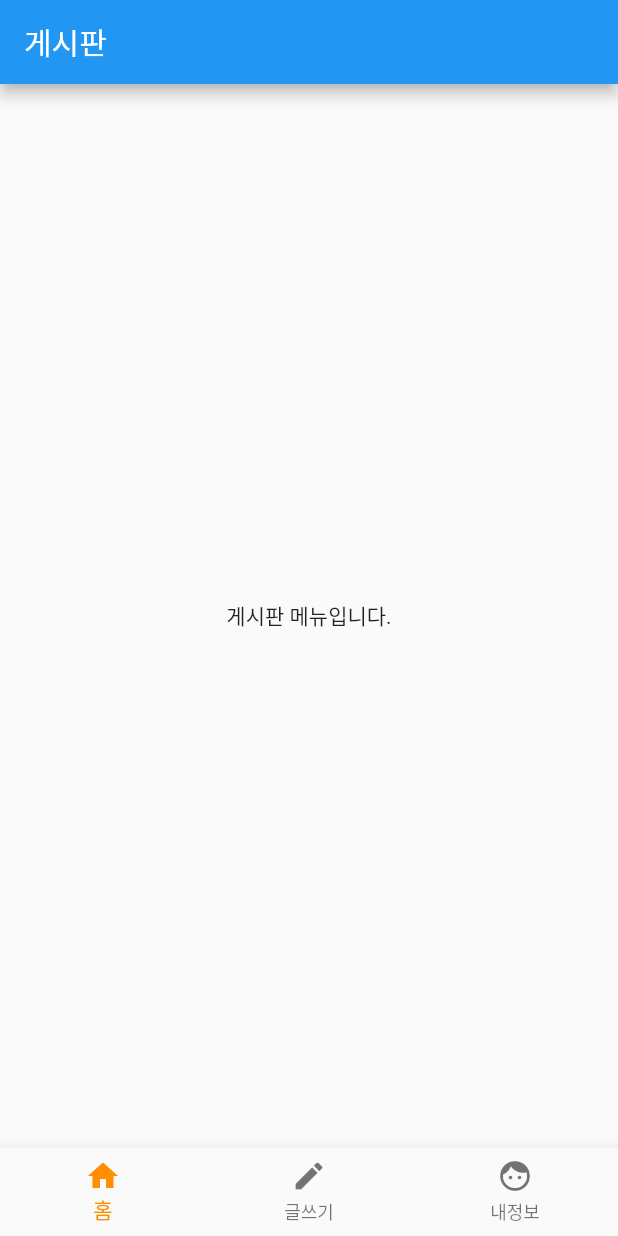
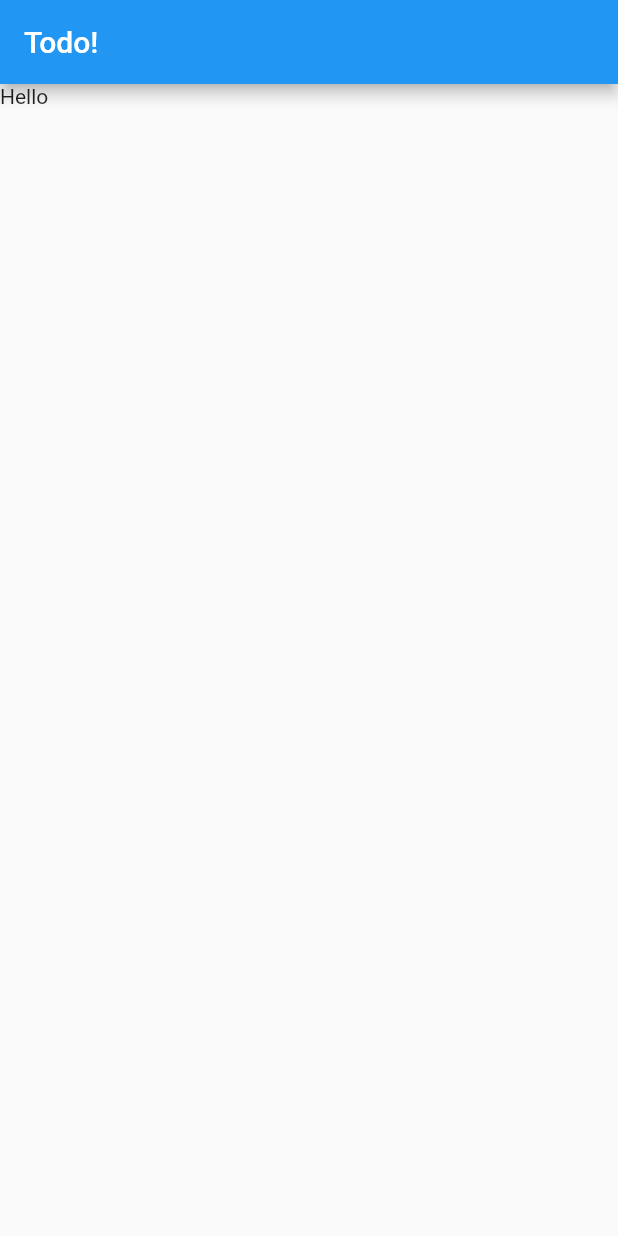
Before and after one commit to kys6879/flutter-study, a Flutter app: the screen it shows after launch, on a phone screen of 412 x 824 dp. Run offline on Flutter 3.47's test engine with Material 2 defaults, Android fonts, the phone set to English and light mode, and no system bars.

Commit message:
todo stateful

```diff
--- a/lib/HomePage.dart
+++ /dev/null
@@ -1,44 +0,0 @@
-import 'package:flutter/material.dart';
-import 'package:my_app/ProfilePage.dart';
-import 'package:my_app/WritePage.dart';
-
-class HomePage extends StatefulWidget {
-  HomePage();
-
-  @override
-  _HomePageState createState() => _HomePageState();
-}
-
-class _HomePageState extends State<HomePage> {
-  int _selectedIndex = 0;
-
-  List<Widget> _widgetOptions = <Widget>[
-    Text('게시판 메뉴입니다.'),
-    WritePage(),
-    ProfilePage()
-  ];
-
-  void _onItemTapped(int index) {
-    setState(() {
-      _selectedIndex = index;
-    });
-  }
-
-  @override
-  Widget build(BuildContext context) {
-    return Scaffold(
-      appBar: AppBar(title: Text("게시판")),
-      body: Center(child: _widgetOptions.elementAt(_selectedIndex)),
-      bottomNavigationBar: BottomNavigationBar(
-        items: const <BottomNavigationBarItem>[
-          BottomNavigationBarItem(icon: Icon(Icons.home), title: Text('홈')),
-          BottomNavigationBarItem(icon: Icon(Icons.edit), title: Text('글쓰기')),
-          BottomNavigationBarItem(icon: Icon(Icons.face), title: Text('내정보'))
-        ],
-        currentIndex: _selectedIndex,
-        selectedItemColor: Colors.amber[800],
-        onTap: _onItemTapped,
-      ),
-    );
-  }
-}
--- /dev/null
+++ b/lib/TodoList.dart
@@ -0,0 +1,18 @@
+import 'package:flutter/material.dart';
+
+class TodoList extends StatefulWidget {
+  @override
+  _TodoListState createState() => _TodoListState();
+}
+
+class _TodoListState extends State<TodoList> {
+  @override
+  Widget build(BuildContext context) {
+    return Scaffold(
+      appBar: AppBar(
+        title: Text("Todo!"),
+      ),
+      body: Text("Hello"),
+    );
+  }
+}
--- a/lib/main.dart
+++ b/lib/main.dart
@@ -1,5 +1,5 @@
 import 'package:flutter/material.dart';
-import './HomePage.dart';
+import 'package:my_app/TodoList.dart';
 
 void main() => runApp(MyApp());
 
@@ -9,7 +9,7 @@ class MyApp extends StatelessWidget {
     return MaterialApp(
         title: "Flutter",
         theme: ThemeData(primarySwatch: Colors.blue),
-        home: HomePage());
+        home: TodoList());
     // home: CupertinoPage());
   }
 }
```
Also changed, not shown: lib/ProfilePage.dart (deleted, +0 -13 lines), lib/WritePage.dart (deleted, +0 -31 lines).
